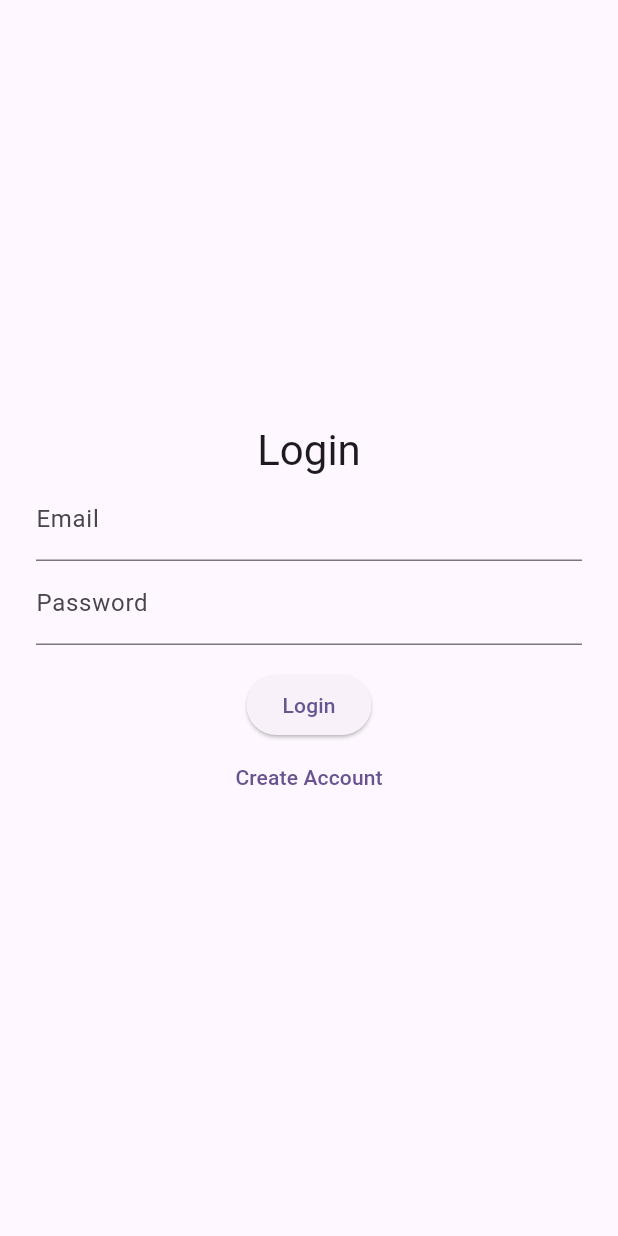
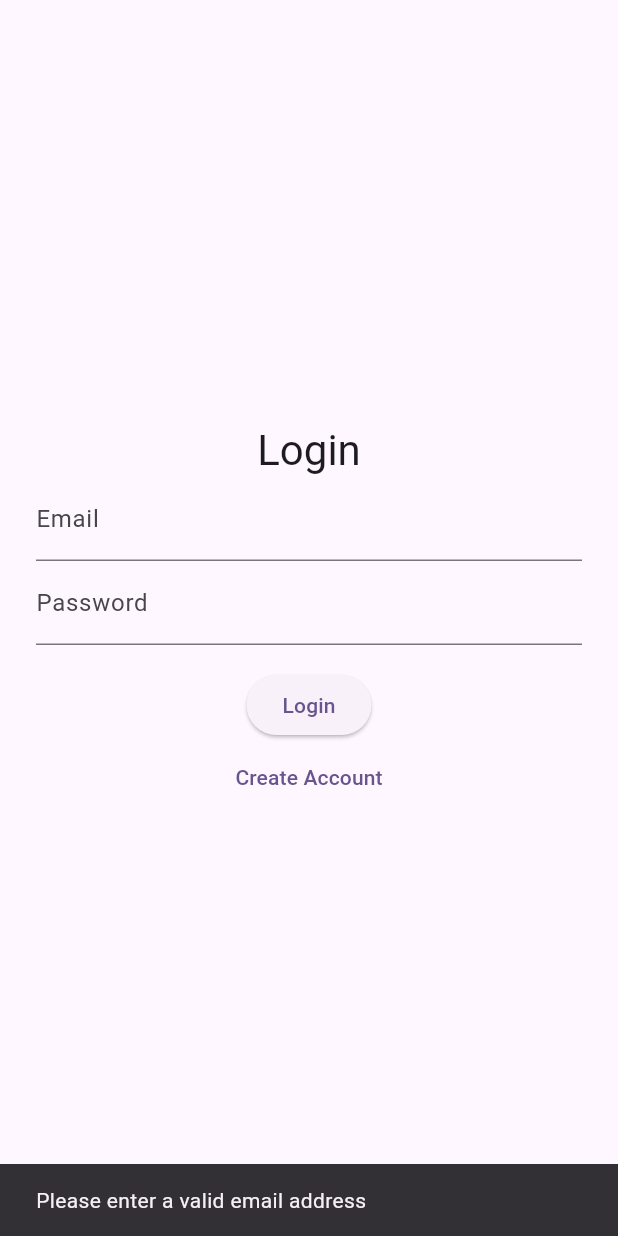
Before and after one commit to jigisha-art/todo, a Flutter app: the screen it shows after launch, after a tap on "Login", on a phone screen of 412 x 824 dp. Run offline on Flutter 3.47's test engine with Material 3 defaults, Android fonts, the phone set to English and light mode, and no system bars; our stand-ins replace cloud_firestore, firebase_auth, firebase_core; accounts and stored records are empty.

Commit message:
email and share option

```diff
--- a/lib/viewmodels/auth_viewmodel.dart
+++ b/lib/viewmodels/auth_viewmodel.dart
@@ -7,6 +7,8 @@ class AuthViewModel extends ChangeNotifier {
   final FirebaseAuth _auth = FirebaseAuth.instance;
   User? user;
   bool isLoading = false;
+  String? errorMessage;
+
 
   AuthViewModel() {
     _auth.authStateChanges().listen((u) {
@@ -17,27 +19,19 @@ class AuthViewModel extends ChangeNotifier {
 
   Future<void> signIn(String email, String password) async {
     isLoading = true;
+    errorMessage = null;
+
     notifyListeners();
     try {
       await _auth.signInWithEmailAndPassword(email: email, password: password);
     } catch (e) {
-      // Handle error
+      errorMessage = "Invalid username or password";
+      notifyListeners();
     }
     isLoading = false;
     notifyListeners();
   }
 
-  // Future<void> signUp(String email, String password) async {
-  //   isLoading = true;
-  //   notifyListeners();
-  //   try {
-  //     await _auth.createUserWithEmailAndPassword(email: email, password: password);
-  //   } catch (e) {
-  //     // Handle error
-  //   }
-  //   isLoading = false;
-  //   notifyListeners();
-  // }
   Future<void> signUp(String email, String password) async {
   isLoading = true;
   notifyListeners();
--- a/lib/views/login_view.dart
+++ b/lib/views/login_view.dart
@@ -25,6 +25,7 @@ class _LoginViewState extends State<LoginView> {
             mainAxisSize: MainAxisSize.min,
             children: [
               Text(isLogin ? 'Login' : 'Sign Up', style: Theme.of(context).textTheme.headlineMedium),
+
               TextField(
                 controller: emailController,
                 decoration: const InputDecoration(labelText: 'Email'),
@@ -37,6 +38,15 @@ class _LoginViewState extends State<LoginView> {
               const SizedBox(height: 16),
               ElevatedButton(
                 onPressed: () {
+                   final email = emailController.text.trim();
+                   final password = passwordController.text;
+                   final emailRegex = RegExp(r'^[^@\\s]+@[^@\\s]+\\.[^@\\s]+$');
+                    if (!emailRegex.hasMatch(email)) {
+                   ScaffoldMessenger.of(context).showSnackBar(
+                   const SnackBar(content: Text('Please enter a valid email address')),
+                   );
+                    return;
+                     }
                   if (isLogin) {
                     auth.signIn(emailController.text, passwordController.text);
                   } else {
@@ -45,8 +55,13 @@ class _LoginViewState extends State<LoginView> {
                 },
                 child: Text(isLogin ? 'Login' : 'Sign Up'),
               ),
+               if (auth.errorMessage != null)
+               Text(auth.errorMessage!, style: const TextStyle(color: Colors.red)),
+
               TextButton(
+
                 onPressed: () => setState(() => isLogin = !isLogin),
+
                 child: Text(isLogin ? 'Create Account' : 'Already have account?'),
               ),
             ],
```
Also changed, not shown: lib/widgets/todo_list_item.dart (+30 -24 lines).
